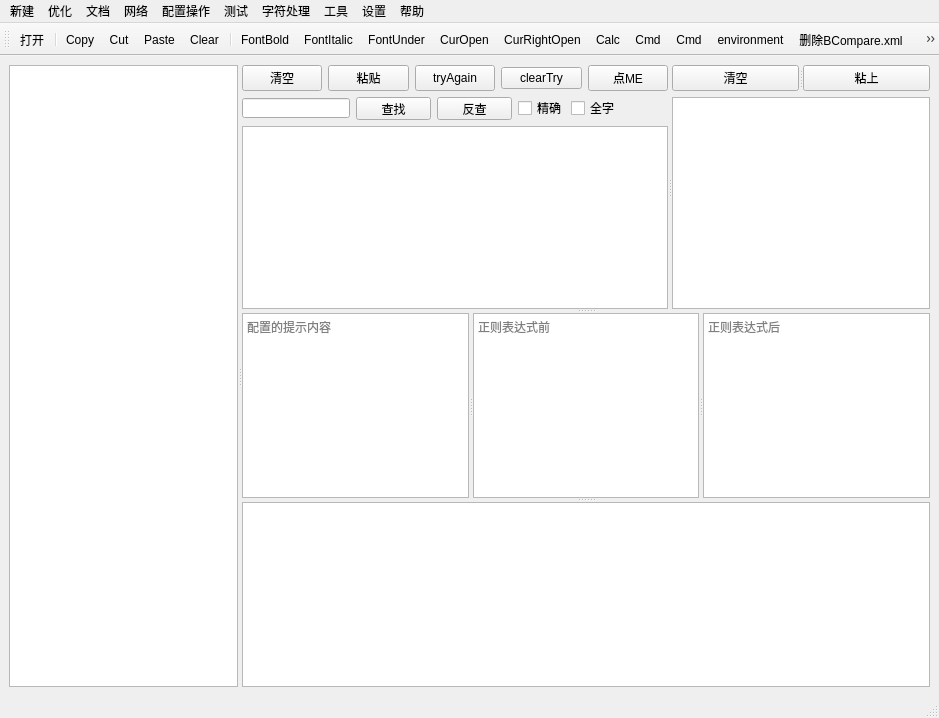
Old version of the form codesets/mainwindow.ui in the repository weilaidb/codetools.
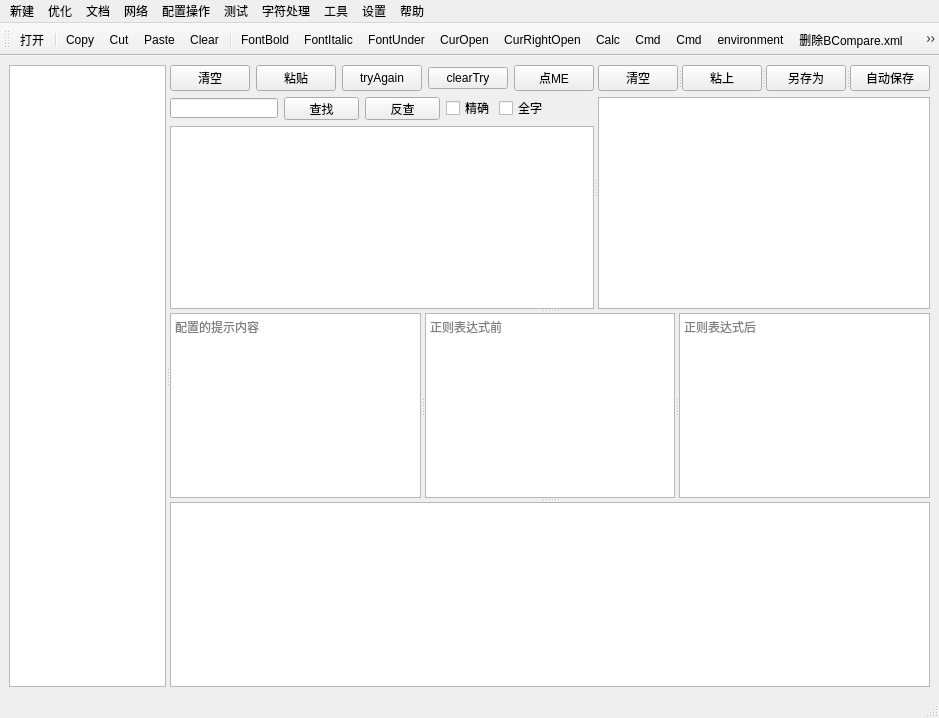
New version of the form. Icons and pictures are not drawn.

Commit message: 添加另存为和自动保存

The edit to the form file:
```diff
--- a/codesets/mainwindow.ui
+++ b/codesets/mainwindow.ui
@@ -242,6 +242,19 @@
               <string>粘上</string>
              </property>
             </widget>
+            <widget class="QPushButton" name="pushButton_saveas">
+             <property name="text">
+              <string>另存为</string>
+             </property>
+            </widget>
+            <widget class="QPushButton" name="pushButton">
+             <property name="toolTip">
+              <string>按日期格式保存</string>
+             </property>
+             <property name="text">
+              <string>自动保存</string>
+             </property>
+            </widget>
            </widget>
           </item>
           <item>
```
The commit also changes 9 other files.
